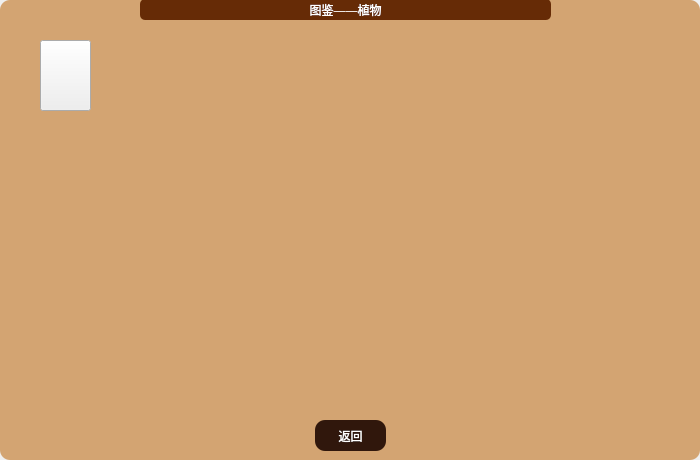
Flechazotao/PVZ, file plants-vs-zombies/introduceplant.ui: the form before one commit.
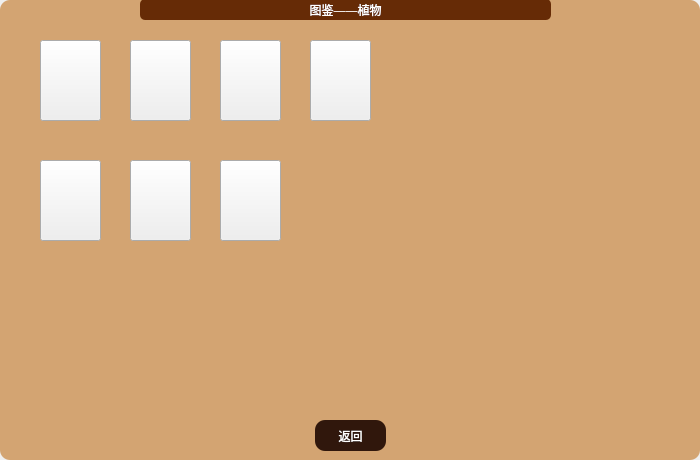
The form after the commit. Icons and pictures are not drawn.

```diff
--- a/plants-vs-zombies/introduceplant.ui
+++ b/plants-vs-zombies/introduceplant.ui
@@ -33,8 +33,8 @@
      <rect>
       <x>40</x>
       <y>40</y>
-      <width>51</width>
-      <height>71</height>
+      <width>61</width>
+      <height>81</height>
      </rect>
     </property>
     <property name="styleSheet">
@@ -104,9 +104,9 @@
      <property name="geometry">
       <rect>
        <x>25</x>
-       <y>190</y>
+       <y>180</y>
        <width>211</width>
-       <height>161</height>
+       <height>181</height>
       </rect>
      </property>
      <property name="text">
@@ -138,6 +138,102 @@
      <set>Qt::AlignmentFlag::AlignCenter</set>
     </property>
    </widget>
+   <widget class="QPushButton" name="wallnut">
+    <property name="geometry">
+     <rect>
+      <x>130</x>
+      <y>40</y>
+      <width>61</width>
+      <height>81</height>
+     </rect>
+    </property>
+    <property name="styleSheet">
+     <string notr="true">QPushButton#wallnut{
+	border-image: url(:/Picture/Plant_introduce/card_wallnut.png);
+	
+}</string>
+    </property>
+   </widget>
+   <widget class="QPushButton" name="peashooter">
+    <property name="geometry">
+     <rect>
+      <x>220</x>
+      <y>40</y>
+      <width>61</width>
+      <height>81</height>
+     </rect>
+    </property>
+    <property name="styleSheet">
+     <string notr="true">QPushButton#peashooter{
+	border-image: url(:/Picture/Plant_introduce/card_peashooter.png);
+	
+}</string>
+    </property>
+   </widget>
+   <widget class="QPushButton" name="potatomine">
+    <property name="geometry">
+     <rect>
+      <x>310</x>
+      <y>40</y>
+      <width>61</width>
+      <height>81</height>
+     </rect>
+    </property>
+    <property name="styleSheet">
+     <string notr="true">QPushButton#potatomine{
+	border-image: url(:/Picture/Plant_introduce/card_potatomine.png);
+	
+}</string>
+    </property>
+   </widget>
+   <widget class="QPushButton" name="repeaterpea">
+    <property name="geometry">
+     <rect>
+      <x>40</x>
+      <y>160</y>
+      <width>61</width>
+      <height>81</height>
+     </rect>
+    </property>
+    <property name="styleSheet">
+     <string notr="true">QPushButton#repeaterpea{
+	border-image: url(:/Picture/Plant_introduce/card_repeaterpea.png);
+	
+}</string>
+    </property>
+   </widget>
+   <widget class="QPushButton" name="snowpea">
+    <property name="geometry">
+     <rect>
+      <x>130</x>
+      <y>160</y>
+      <width>61</width>
+      <height>81</height>
+     </rect>
+    </property>
+    <property name="styleSheet">
+     <string notr="true">QPushButton#snowpea{
+	border-image:url(:/Picture/Plant_introduce/card_snowpea.png);
+	
+}</string>
+    </property>
+   </widget>
+   <widget class="QPushButton" name="cherrybomb">
+    <property name="geometry">
+     <rect>
+      <x>220</x>
+      <y>160</y>
+      <width>61</width>
+      <height>81</height>
+     </rect>
+    </property>
+    <property name="styleSheet">
+     <string notr="true">QPushButton#cherrybomb{
+	border-image: url(:/Picture/Plant_introduce/card_cherrybomb.png);
+	
+}</string>
+    </property>
+   </widget>
   </widget>
  </widget>
  <resources/>
```
Left out of the diff: 22 changed lines with no effect on the pictures.
